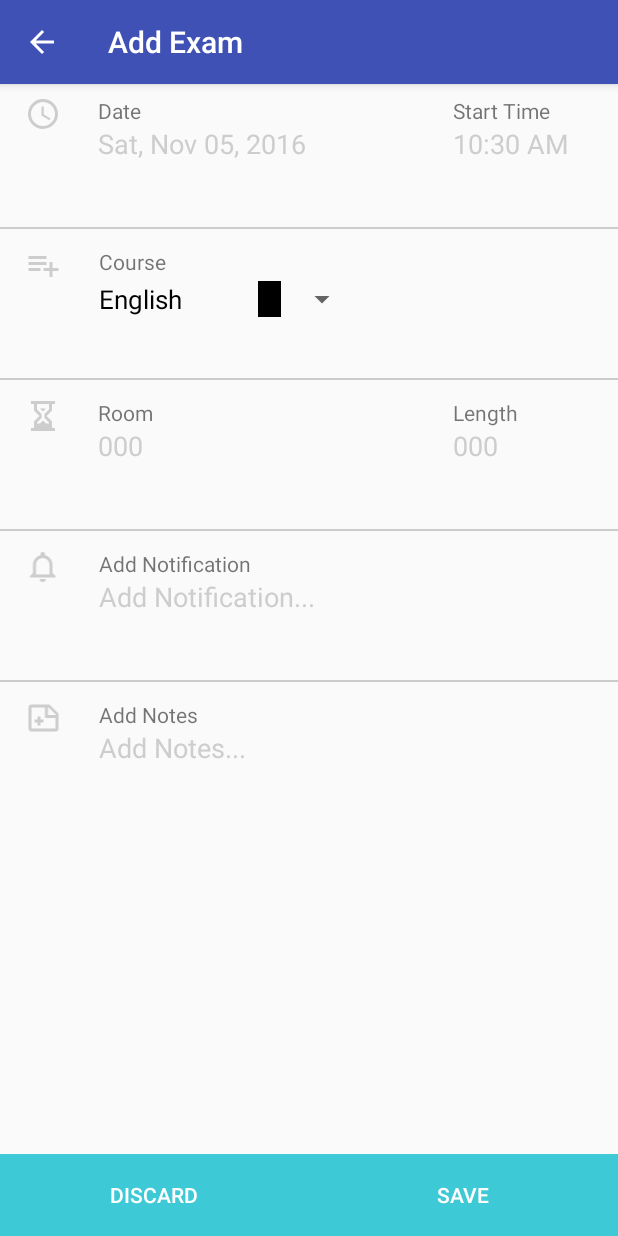
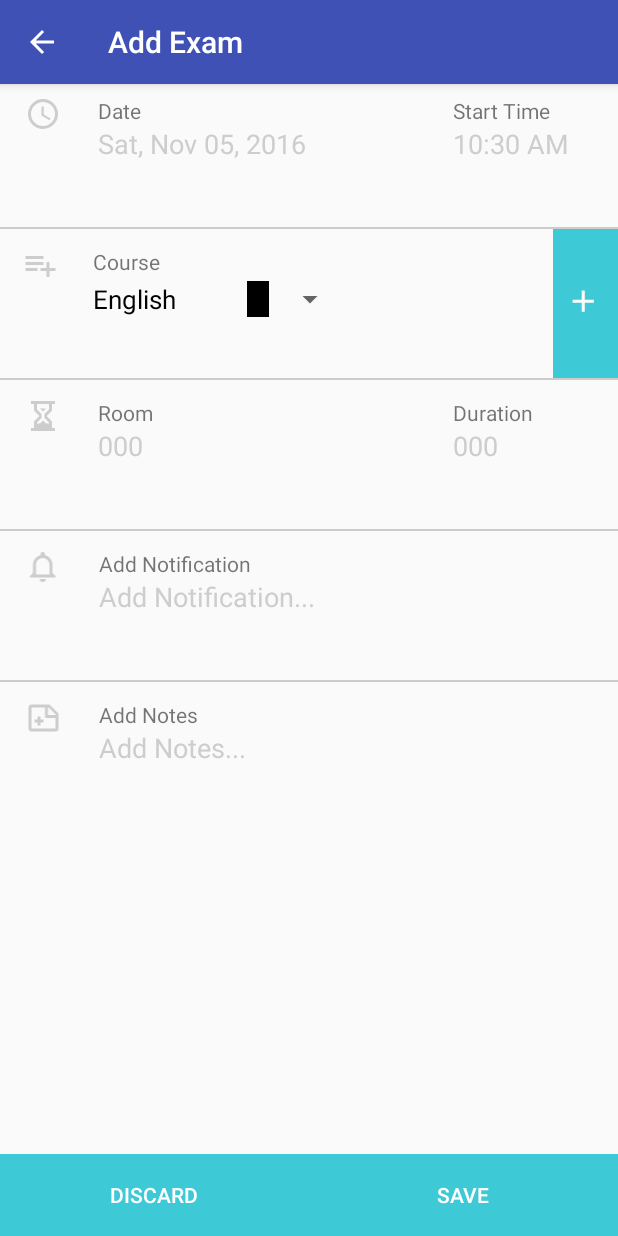
Before and after one commit to Ikreg2k13/Timetables-Android, an Android app: the ExamAddActivity screen opened directly, with no data from a screen before it, on a phone screen of 412 x 824 dp. Run offline under Robolectric (Android 15) with nearby library versions, the phone set to English and light mode, and no system bars.

Commit message:
Minor layout tweaks and color picker widget

```diff
--- a/app/src/main/AndroidManifest.xml
+++ b/app/src/main/AndroidManifest.xml
@@ -30,9 +30,10 @@
             android:theme="@style/AppTheme.NoActionBar" />
         <activity
             android:name=".ExamAddActivity"
-            android:theme="@style/AppTheme"
+            android:label="Add Exam"
             android:parentActivityName=".ExamListActivity"
-            android:label="Add Exam" />
+            android:theme="@style/AppTheme" />
+        <activity android:name=".ColorPickerActivity"></activity>
     </application>
 
 </manifest>
--- a/app/src/main/java/mobile/ikreg/com/mytestapplication/ExamAddActivity.java
+++ b/app/src/main/java/mobile/ikreg/com/mytestapplication/ExamAddActivity.java
@@ -10,6 +10,7 @@ import android.view.View;
 import android.widget.ArrayAdapter;
 import android.widget.Button;
 import android.widget.EditText;
+import android.widget.ImageButton;
 import android.widget.LinearLayout;
 import android.widget.Spinner;
 
@@ -97,10 +98,7 @@ public class ExamAddActivity extends AppCompatActivity {
         cancelButton.setOnClickListener(new View.OnClickListener() {
             @Override
             public void onClick(View view) {
-                Intent intent = new Intent(ExamAddActivity.this, ExamListActivity.class);
-                intent.setFlags(Intent.FLAG_ACTIVITY_CLEAR_TOP | Intent.FLAG_ACTIVITY_NEW_TASK);
-                startActivity(intent);
-                finish();
+                onBackPressed();
             }
         });
     }
--- a/app/src/main/java/mobile/ikreg/com/mytestapplication/ExamListActivity.java
+++ b/app/src/main/java/mobile/ikreg/com/mytestapplication/ExamListActivity.java
@@ -58,7 +58,6 @@ public class ExamListActivity extends AppCompatActivity {
             @Override
             public void onItemClick(AdapterView<?> parent, View view, int pos, long id) {
                 final View view1 = view;
-                //final int position = pos;
                 final ImageButton delete = (ImageButton)view1.findViewById(R.id.delete_button);
                 final ExamMemory clickedExam = examMemoList.get(pos);
                 int openItemId = getOpenItemId(examMemoList);
@@ -94,6 +93,9 @@ public class ExamListActivity extends AppCompatActivity {
                             public void onClick(DialogInterface dialog, int id) {
                                 dialog.cancel();
                                 closeAnimation(view1);
+                                if(getOpenItem(examMemoList) != null) {
+                                    getOpenItem(examMemoList).setClosed();
+                                }
                             }
                         }).create().show();
                     }
--- a/app/src/main/java/mobile/ikreg/com/mytestapplication/MainActivity.java
+++ b/app/src/main/java/mobile/ikreg/com/mytestapplication/MainActivity.java
@@ -87,7 +87,7 @@ public class MainActivity extends AppCompatActivity
             startActivity(new Intent(this, ExamListActivity.class));
             //overridePendingTransition(android.R.anim.fade_in, android.R.anim.fade_out);
         } else if (id == R.id.nav_timetable) {
-
+            startActivity(new Intent(this, ColorPickerActivity.class));
         } else if (id == R.id.nav_manage) {
 
         } else if (id == R.id.nav_share) {
--- /dev/null
+++ b/app/src/main/java/mobile/ikreg/com/mytestapplication/widget/colorPicker/OnColorChangedListener.java
@@ -0,0 +1,5 @@
+package mobile.ikreg.com.mytestapplication.widget.colorPicker;
+
+public interface OnColorChangedListener {
+    void onColorChanged(int c);
+}
--- a/app/src/main/res/drawable/ic_addplus.xml
+++ b/app/src/main/res/drawable/ic_addplus.xml
@@ -1,8 +1,8 @@
 <vector xmlns:android="http://schemas.android.com/apk/res/android"
-    android:height="24dp"
-    android:width="24dp"
-    android:viewportWidth="24"
-    android:viewportHeight="24">
+    android:height="27dp"
+    android:width="27dp"
+    android:viewportWidth="27"
+    android:viewportHeight="27">
     <path
         android:fillColor="#FFFFFF"
         android:pathData="M19,13H13V19H11V13H5V11H11V5H13V11H19V13Z" />
--- a/app/src/main/res/layout/activity_addexam.xml
+++ b/app/src/main/res/layout/activity_addexam.xml
@@ -18,7 +18,6 @@
         android:layout_height="match_parent"
         android:layout_weight="1"
         android:weightSum="11"
-        android:layout_marginTop="8dp"
         android:id="@+id/date">
 
         <ImageView
@@ -26,7 +25,8 @@
             android:layout_height="wrap_content"
             app:srcCompat="@drawable/ic_schedule"
             android:id="@+id/imageView2"
-            android:layout_weight="1" />
+            android:layout_weight="1"
+            android:layout_marginTop="8dp"/>
 
         <LinearLayout
             android:orientation="vertical"
@@ -35,6 +35,7 @@
             android:layout_weight="7"
             android:layout_marginStart="8dp"
             android:layout_marginLeft="8dp"
+            android:layout_marginTop="8dp"
             android:id="@+id/layoutDate">
 
             <TextView
@@ -62,6 +63,7 @@
             android:layout_weight="3"
             android:layout_marginRight="8dp"
             android:layout_marginEnd="8dp"
+            android:layout_marginTop="8dp"
             android:id="@+id/layoutTime">
 
             <TextView
@@ -94,7 +96,6 @@
         android:layout_height="match_parent"
         android:layout_weight="1"
         android:weightSum="11"
-        android:layout_marginTop="12dp"
         android:id="@+id/course">
 
         <ImageView
@@ -102,15 +103,17 @@
             android:layout_height="wrap_content"
             app:srcCompat="@drawable/ic_add_playlist"
             android:id="@+id/imageView3"
-            android:layout_weight="1"/>
+            android:layout_weight="1"
+            android:layout_marginTop="12dp"/>
 
         <LinearLayout
             android:orientation="vertical"
             android:layout_width="0dp"
             android:layout_height="match_parent"
-            android:layout_weight="5"
+            android:layout_weight="5.5"
             android:layout_marginStart="8dp"
-            android:layout_marginLeft="8dp">
+            android:layout_marginLeft="8dp"
+            android:layout_marginTop="12dp">
 
             <TextView
                 android:text="Course"
@@ -123,8 +126,27 @@
                 android:layout_height="wrap_content"
                 android:id="@+id/spinnerCourse"
                 android:textSize="20sp"
-                android:spinnerMode="dropdown"/>
+                android:spinnerMode="dropdown" />
+
         </LinearLayout>
+
+        <LinearLayout
+            android:orientation="vertical"
+            android:layout_width="match_parent"
+            android:layout_height="match_parent"
+            android:gravity="end|center_vertical"
+            android:layout_weight="4.5">
+
+            <ImageButton
+                app:srcCompat="@drawable/ic_addplus"
+                android:tint="@color/white"
+                android:id="@+id/imageButton"
+                android:layout_height="match_parent"
+                style="@style/Widget.AppCompat.Button.Borderless.Colored"
+                android:background="@color/colorAccent"
+                android:layout_width="43dp" />
+        </LinearLayout>
+
     </TableRow>
 
     <View
@@ -137,7 +159,6 @@
         android:layout_height="0dp"
         android:layout_weight="1"
         android:id="@+id/room"
-        android:layout_marginTop="12dp"
         android:weightSum="11">
 
         <ImageView
@@ -145,7 +166,8 @@
             android:layout_height="wrap_content"
             app:srcCompat="@drawable/ic_timer_sand"
             android:id="@+id/imageView4"
-            android:layout_weight="1"/>
+            android:layout_weight="1"
+            android:layout_marginTop="12dp"/>
 
         <LinearLayout
             android:orientation="vertical"
@@ -153,7 +175,8 @@
             android:layout_height="match_parent"
             android:layout_weight="7"
             android:layout_marginLeft="8dp"
-            android:layout_marginStart="8dp">
+            android:layout_marginStart="8dp"
+            android:layout_marginTop="12dp">
 
             <TextView
                 android:text="Room"
@@ -178,10 +201,11 @@
             android:layout_height="match_parent"
             android:layout_weight="3"
             android:layout_marginRight="8dp"
-            android:layout_marginEnd="8dp">
+            android:layout_marginEnd="8dp"
+            android:layout_marginTop="12dp">
 
             <TextView
-                android:text="Length"
+                android:text="Duration"
                 android:layout_width="match_parent"
                 android:layout_height="wrap_content"
                 android:id="@+id/textLength" />
@@ -209,15 +233,15 @@
         android:layout_height="0dp"
         android:layout_weight="1"
         android:id="@+id/notifications"
-        android:weightSum="11"
-        android:layout_marginTop="12dp">
+        android:weightSum="11">
 
         <ImageView
             android:layout_width="wrap_content"
             android:layout_height="wrap_content"
             app:srcCompat="@drawable/ic_bell"
             android:id="@+id/imageView5"
-            android:layout_weight="1"/>
+            android:layout_weight="1"
+            android:layout_marginTop="12dp"/>
 
         <LinearLayout
             android:orientation="vertical"
@@ -225,7 +249,8 @@
             android:layout_height="match_parent"
             android:layout_weight="5"
             android:layout_marginLeft="8dp"
-            android:layout_marginStart="8dp">
+            android:layout_marginStart="8dp"
+            android:layout_marginTop="12dp">
 
             <TextView
                 android:text="Add Notification"
@@ -257,15 +282,15 @@
         android:layout_height="0dp"
         android:layout_weight="4.4"
         android:id="@+id/notes"
-        android:weightSum="11"
-        android:layout_marginTop="12dp">
+        android:weightSum="11">
 
         <ImageView
             android:layout_width="wrap_content"
             android:layout_height="wrap_content"
             app:srcCompat="@drawable/ic_add_note"
             android:id="@+id/imageView6"
-            android:layout_weight="1"/>
+            android:layout_weight="1"
+            android:layout_marginTop="12dp"/>
 
         <LinearLayout
             android:orientation="vertical"
@@ -273,7 +298,8 @@
             android:layout_height="match_parent"
             android:layout_weight="10"
             android:layout_marginLeft="8dp"
-            android:layout_marginStart="8dp">
+            android:layout_marginStart="8dp"
+            android:layout_marginTop="12dp">
 
             <TextView
                 android:text="Add Notes"
--- a/app/src/main/res/values/colors.xml
+++ b/app/src/main/res/values/colors.xml
@@ -3,7 +3,9 @@
     <color name="colorPrimary">#3F51B5</color>
     <color name="colorPrimaryDark">#303F9F</color>
     <color name="colorAccent">#3EC9D6</color>
+    <color name="colorAccent1">#85dbcb</color>
     <color name="dividerGrey">#90AAAAAA</color>
     <color name="red">#E51919</color>
     <color name="darkGrey">#323335</color>
+    <color name="white">#ffffff</color>
 </resources>
```
Also changed, not shown: app/src/main/java/mobile/ikreg/com/mytestapplication/ColorPickerActivity.java (added, +28 -0 lines), app/src/main/java/mobile/ikreg/com/mytestapplication/widget/colorPicker/ColorPicker.java (added, +194 -0 lines), app/src/main/java/mobile/ikreg/com/mytestapplication/widget/colorPicker/MaterialColorPalette.java (added, +18 -0 lines), app/src/main/res/layout/activity_color_picker.xml (added, +19 -0 lines), app/src/main/res/values/attrs.xml (added, +7 -0 lines).
